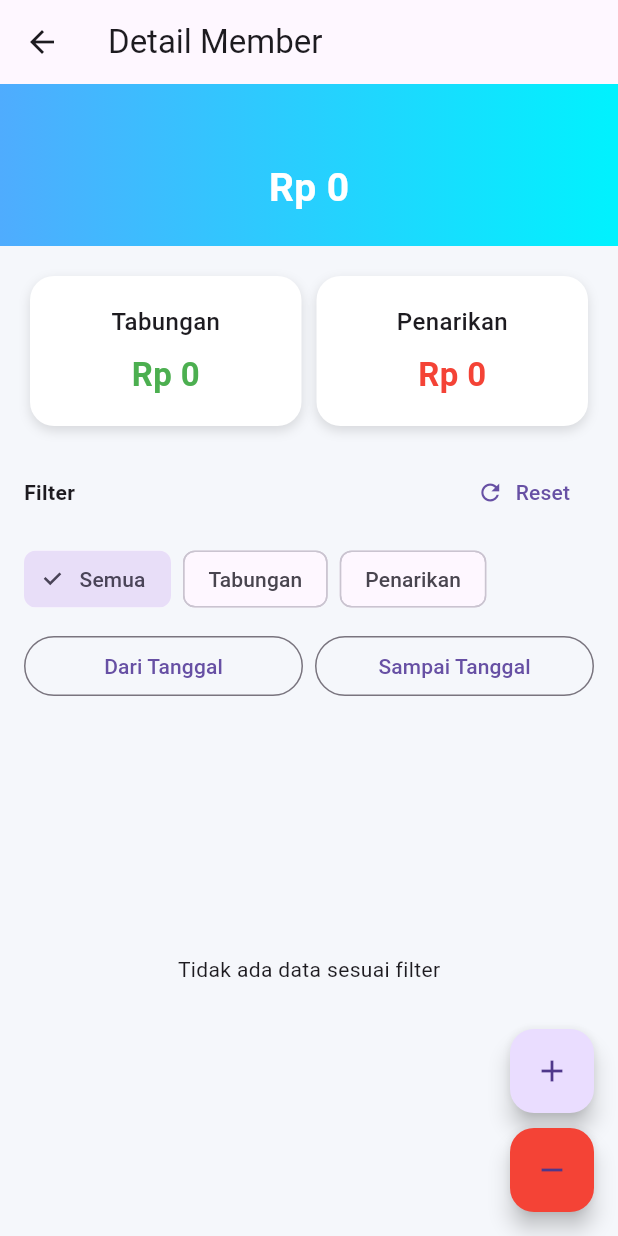
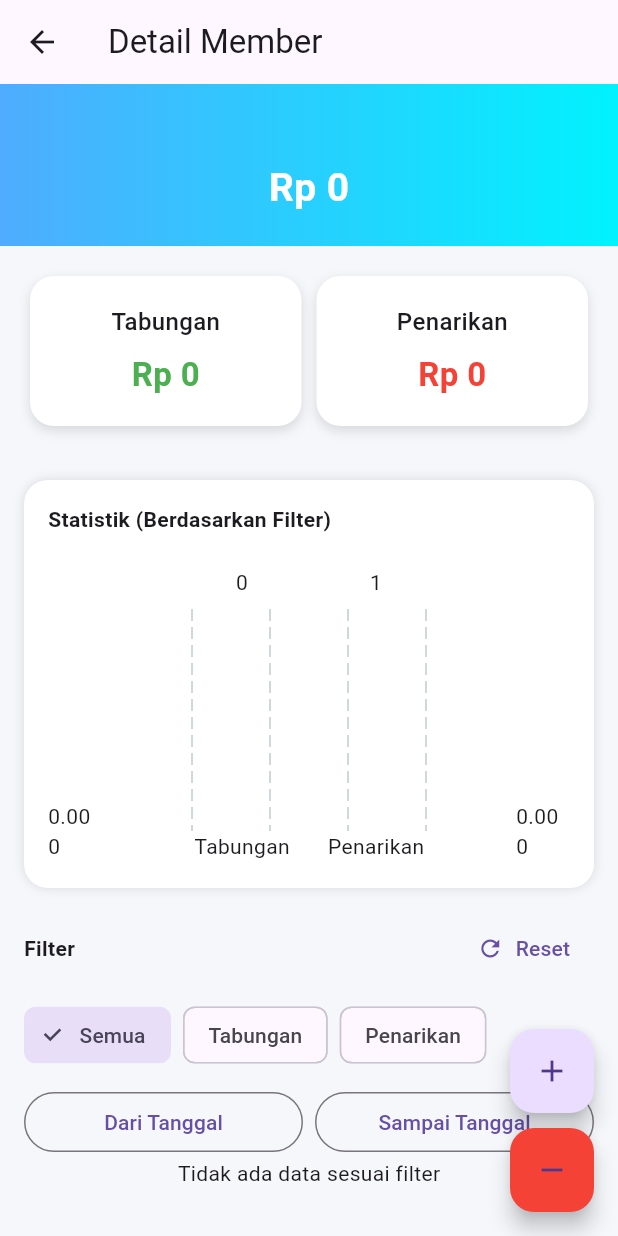
Before and after one commit to anandsathya80/my_koperasi, a Flutter app: the MemberDetailPage screen opened directly with empty values, on a phone screen of 412 x 824 dp. Run offline on Flutter 3.47's test engine with Material 3 defaults, Android fonts, the phone set to English and light mode, and no system bars; drawn by our look-alikes of fl_chart; our stand-ins replace hive, hive_flutter, pdf, printing; accounts and stored records are empty.

Commit message:
fix: chart member

```diff
--- a/lib/features/member/presentation/pages/member_detail_page.dart
+++ b/lib/features/member/presentation/pages/member_detail_page.dart
@@ -8,6 +8,7 @@ import '../../../saving/presentation/providers/saving_provider.dart';
 import '../../../withdrawal/data/models/withdrawal_model.dart';
 import '../../../withdrawal/presentation/providers/withdrawal_provider.dart';
 import '../../data/models/member_model.dart';
+import 'package:fl_chart/fl_chart.dart';
 
 class MemberDetailPage extends StatefulWidget {
   final Member member;
@@ -35,6 +36,55 @@ class _MemberDetailPageState extends State<MemberDetailPage> {
     return DateFormat('dd MMM yyyy').format(date);
   }
 
+  Map<String, double> _calculateFilteredData(
+    List<Saving> savings,
+    List<Withdrawal> withdrawals,
+  ) {
+    final all = [
+      ...savings.map((e) => {'type': 'in', 'data': e}),
+      ...withdrawals.map((e) => {'type': 'out', 'data': e}),
+    ];
+
+    double totalSaving = 0;
+    double totalWithdrawal = 0;
+
+    for (var item in all) {
+      final isIn = item['type'] == 'in';
+      final data = item['data'];
+
+      double amount = 0;
+      DateTime date = DateTime.now();
+
+      if (isIn && data is Saving) {
+        amount = data.amount ?? 0;
+        date = data.date ?? DateTime.now();
+      } else if (!isIn && data is Withdrawal) {
+        amount = data.amount ?? 0;
+        date = data.date ?? DateTime.now();
+      }
+
+      // 🔘 FILTER TYPE
+      if (selectedType == 'in' && !isIn) continue;
+      if (selectedType == 'out' && isIn) continue;
+
+      // 📅 FILTER DATE
+      if (startDate != null && date.isBefore(startDate!)) continue;
+      if (endDate != null && date.isAfter(endDate!)) continue;
+
+      // ➕ AKUMULASI
+      if (isIn) {
+        totalSaving += amount;
+      } else {
+        totalWithdrawal += amount;
+      }
+    }
+
+    return {
+      'saving': totalSaving,
+      'withdrawal': totalWithdrawal,
+    };
+  }
+
   @override
   Widget build(BuildContext context) {
     final savingProvider = Provider.of<SavingProvider>(context);
@@ -47,24 +97,30 @@ class _MemberDetailPageState extends State<MemberDetailPage> {
     final totalWithdrawal = withdrawalProvider.getTotal(widget.member.id);
 
     final balance = totalSaving - totalWithdrawal;
+    final filteredData = _calculateFilteredData(savings, withdrawals);
 
     return Scaffold(
       backgroundColor: const Color(0xFFF5F7FB),
       appBar: AppBar(title: const Text("Detail Member")),
-      body: Column(
-        children: [
-          _header(balance),
-          _summary(totalSaving, totalWithdrawal),
-          _filterSection(),
-          Expanded(
-            child: _transactionList(
+      body: SingleChildScrollView(
+        child: Column(
+          crossAxisAlignment: CrossAxisAlignment.start,
+          children: [
+            _header(balance),
+            _summary(totalSaving, totalWithdrawal),
+            _buildChart(
+              filteredData['saving'] ?? 0,
+              filteredData['withdrawal'] ?? 0,
+            ),
+            _filterSection(),
+            _transactionList(
               context,
               savings,
               withdrawals,
               balance,
             ),
-          ),
-        ],
+          ],
+        ),
       ),
       floatingActionButton: _fab(context, balance),
     );
@@ -204,6 +260,8 @@ class _MemberDetailPageState extends State<MemberDetailPage> {
 
     // 📋 LIST
     return ListView.builder(
+      shrinkWrap: true, // 🔥 WAJIB
+      physics: const NeverScrollableScrollPhysics(),
       itemCount: filtered.length,
       itemBuilder: (context, index) {
         final item = filtered[index];
@@ -707,4 +765,66 @@ class _MemberDetailPageState extends State<MemberDetailPage> {
       ),
     );
   }
+
+  Widget _buildChart(double totalSaving, double totalWithdrawal) {
+    return Padding(
+      padding: const EdgeInsets.all(16),
+      child: Container(
+        padding: const EdgeInsets.all(16),
+        decoration: BoxDecoration(
+          color: Colors.white,
+          borderRadius: BorderRadius.circular(16),
+          boxShadow: const [BoxShadow(color: Colors.black12, blurRadius: 6)],
+        ),
+        child: Column(
+          crossAxisAlignment: CrossAxisAlignment.start,
+          children: [
+            const Text(
+              "Statistik (Berdasarkan Filter)",
+              style: TextStyle(fontWeight: FontWeight.bold),
+            ),
+            const SizedBox(height: 20),
+            SizedBox(
+              height: 200,
+              child: BarChart(
+                BarChartData(
+                  borderData: FlBorderData(show: false),
+                  titlesData: FlTitlesData(
+                    bottomTitles: AxisTitles(
+                      sideTitles: SideTitles(
+                        showTitles: true,
+                        getTitlesWidget: (value, meta) {
+                          if (value.toInt() == 0) {
+                            return const Text("Tabungan");
+                          } else {
+                            return const Text("Penarikan");
+                          }
+                        },
+                      ),
+                    ),
+                  ),
+                  barGroups: [
+                    BarChartGroupData(x: 0, barRods: [
+                      BarChartRodData(
+                        toY: totalSaving,
+                        color: Colors.green,
+                        borderRadius: BorderRadius.circular(6),
+                      )
+                    ]),
+                    BarChartGroupData(x: 1, barRods: [
+                      BarChartRodData(
+                        toY: totalWithdrawal,
+                        color: Colors.red,
+                        borderRadius: BorderRadius.circular(6),
+                      )
+                    ]),
+                  ],
+                ),
+              ),
+            ),
+          ],
+        ),
+      ),
+    );
+  }
 }
```
